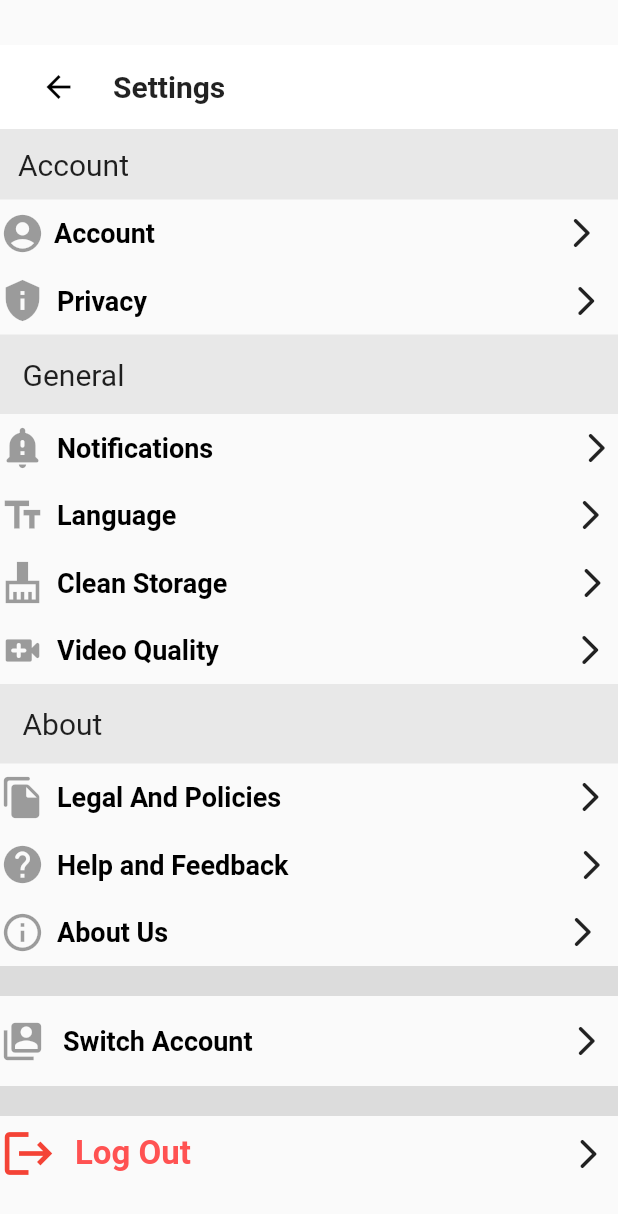
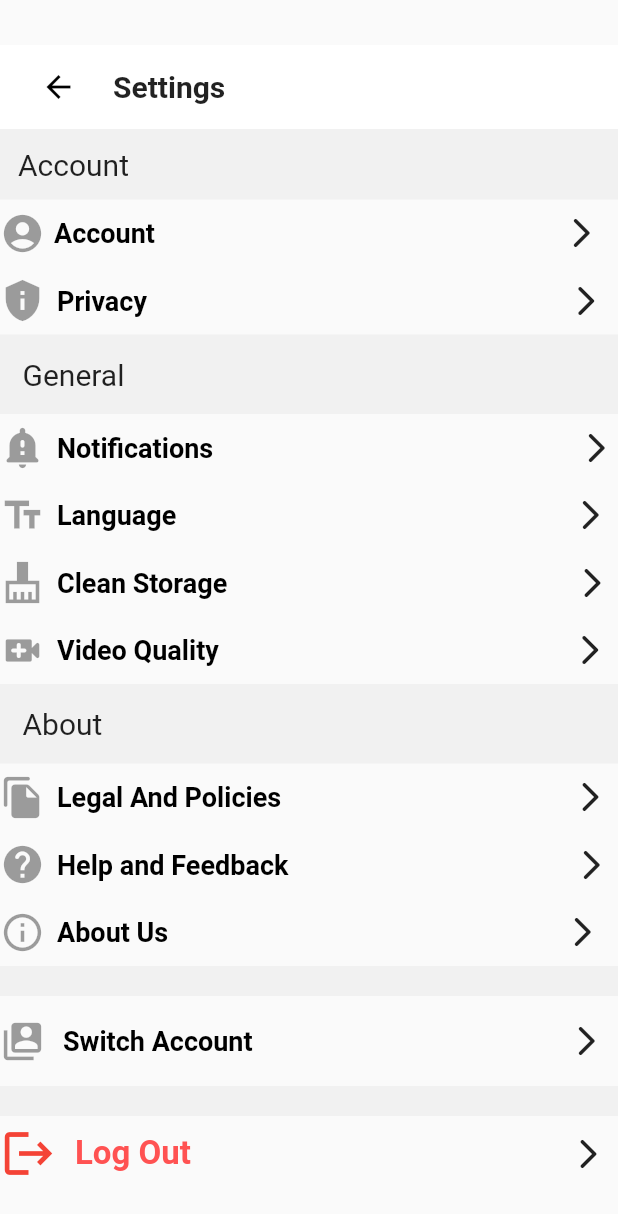
Before and after one commit to Shreedhar73/tiktok_searchpage, a Flutter app: the SettingPage screen opened directly, on a phone screen of 412 x 824 dp. Shown: the top 1214 px of the screen. Run offline on Flutter 3.47's test engine with Material 2 defaults, Android fonts, the phone set to English and light mode, and no system bars; our stand-ins replace carousel_slider, get, responsive_builder; network calls fail.

Commit message:
bit of color modification

```diff
--- a/lib/Pages/SettingPage.dart
+++ b/lib/Pages/SettingPage.dart
@@ -42,7 +42,7 @@ class SettingPage extends StatelessWidget {
                 Expanded(
                   child: Container(
                     decoration: BoxDecoration(
-                      color: Colors.grey.withOpacity(0.2),
+                      color: Colors.grey.withOpacity(0.1),
                     ),
                     child: Padding(
                       padding: const EdgeInsets.all(12.0),
@@ -95,7 +95,7 @@ class SettingPage extends StatelessWidget {
                 Expanded(
                   child: Container(
                     decoration: BoxDecoration(
-                      color: Colors.grey.withOpacity(0.2),
+                      color: Colors.grey.withOpacity(0.1),
                     ),
                     child: Padding(
                       padding: const EdgeInsets.all(15.0),
@@ -186,7 +186,7 @@ class SettingPage extends StatelessWidget {
                 Expanded(
                   child: Container(
                     decoration: BoxDecoration(
-                      color: Colors.grey.withOpacity(0.2),
+                      color: Colors.grey.withOpacity(0.1),
                     ),
                     child: Padding(
                       padding: const EdgeInsets.all(15.0),
@@ -251,7 +251,8 @@ class SettingPage extends StatelessWidget {
               ),
             ),
             Divider(height: 20,
-            thickness: 20,),
+            thickness: 20,
+            color: Colors.grey.withOpacity(0.1),),
             InkWell(
               onTap: (){},
               child: Container(
@@ -271,7 +272,8 @@ class SettingPage extends StatelessWidget {
               ),
             ),
             Divider(height: 20,
-              thickness: 20,),
+              thickness: 20,
+            color: Colors.grey.withOpacity(0.1),),
             InkWell(
               onTap: (){},
               child: Container(
```
